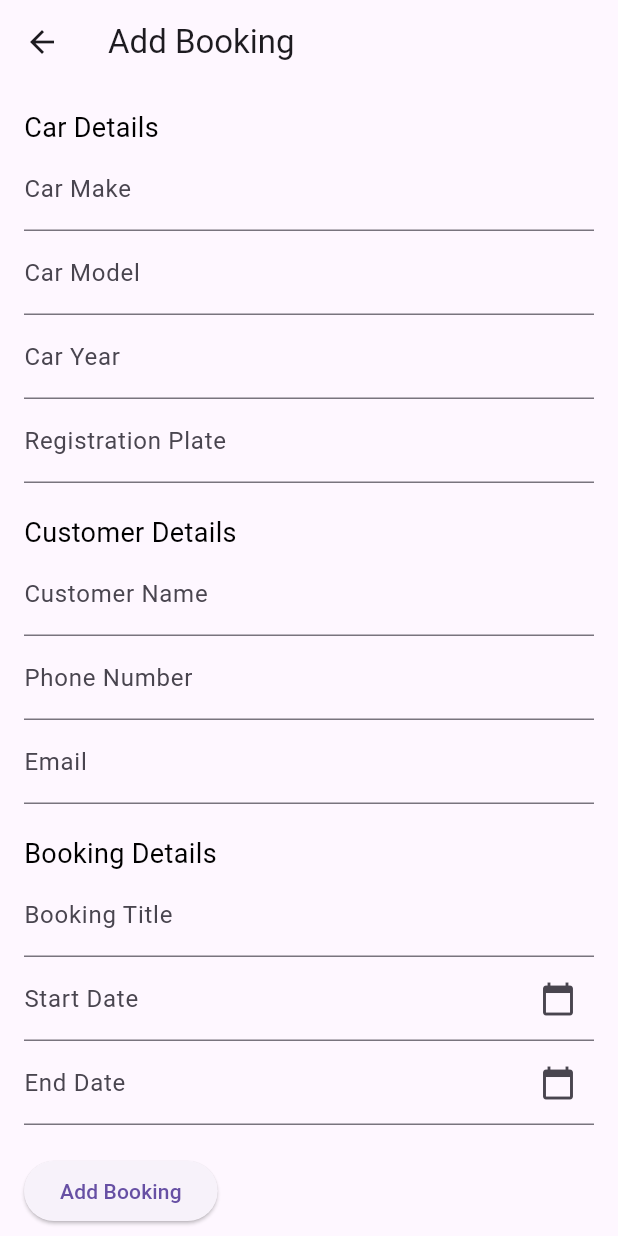
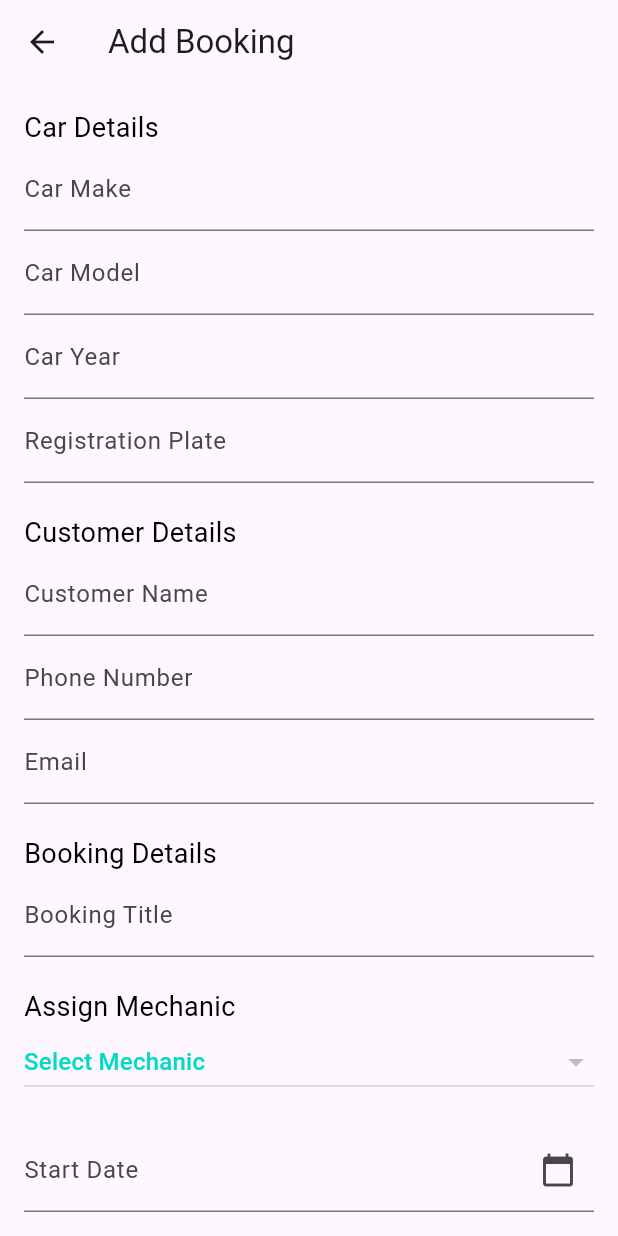
Before and after one commit to alxayeed/car_workshop, a Flutter app: the screen it shows after launch, after a tap on the "add" icon, on a phone screen of 412 x 824 dp. Run offline on Flutter 3.47's test engine with Material 3 defaults, Android fonts, the phone set to English and light mode, and no system bars; our stand-ins replace cloud_firestore, dartz, equatable, firebase_auth, firebase_core, flutter_screenutil and 2 more; accounts and stored records are empty.

Commit message:
ADD: mechanics dropdown added for bookings

```diff
--- a/lib/features/bookings/presentation/controllers/booking_controller.dart
+++ b/lib/features/bookings/presentation/controllers/booking_controller.dart
@@ -38,6 +38,8 @@ class BookingsController extends GetxController {
     final List<UserEntity> mechanicEntities = storedMechanics
         .map((mechanicJson) => UserModel.fromJson(mechanicJson).toEntity())
         .toList();
+
+    mechanics.clear();
 
     mechanics.addAll(mechanicEntities);
 
--- a/lib/features/bookings/presentation/screens/add_booking_screen.dart
+++ b/lib/features/bookings/presentation/screens/add_booking_screen.dart
@@ -25,6 +25,8 @@ class AddBookingScreen extends StatelessWidget {
   final TextEditingController titleController = TextEditingController();
   final TextEditingController startDateTimeController = TextEditingController();
   final TextEditingController endDateTimeController = TextEditingController();
+
+  RxString selectedMechanicId = ''.obs;
 
   // Helper function to show a date picker and format the date
   Future<void> _selectDate(
@@ -93,6 +95,28 @@ class AddBookingScreen extends StatelessWidget {
               controller: titleController,
               decoration: const InputDecoration(labelText: 'Booking Title'),
             ),
+            // Mechanic Dropdown
+            const SizedBox(height: 20),
+            const Text('Assign Mechanic', style: TextStyle(fontSize: 18)),
+            Obx(() => DropdownButton<String>(
+                  hint: const Text('Select Mechanic'),
+                  value: selectedMechanicId.value.isEmpty
+                      ? null
+                      : selectedMechanicId.value,
+                  isExpanded: true,
+                  items: bookingsController.mechanics
+                      .map(
+                        (mechanic) => DropdownMenuItem<String>(
+                          value: mechanic.id,
+                          child: Text(mechanic.name),
+                        ),
+                      )
+                      .toList(),
+                  onChanged: (value) {
+                    selectedMechanicId.value = value!;
+                  },
+                )),
+            const SizedBox(height: 20),
             // Start Date Picker
             TextField(
               controller: startDateTimeController,
@@ -141,7 +165,7 @@ class AddBookingScreen extends StatelessWidget {
                         startDateTime:
                             DateTime.parse(startDateTimeController.text),
                         endDateTime: DateTime.parse(endDateTimeController.text),
-                        mechanicId: "",
+                        mechanicId: selectedMechanicId.value,
                       );
 
                       bookingsController.addBooking(booking);
```
